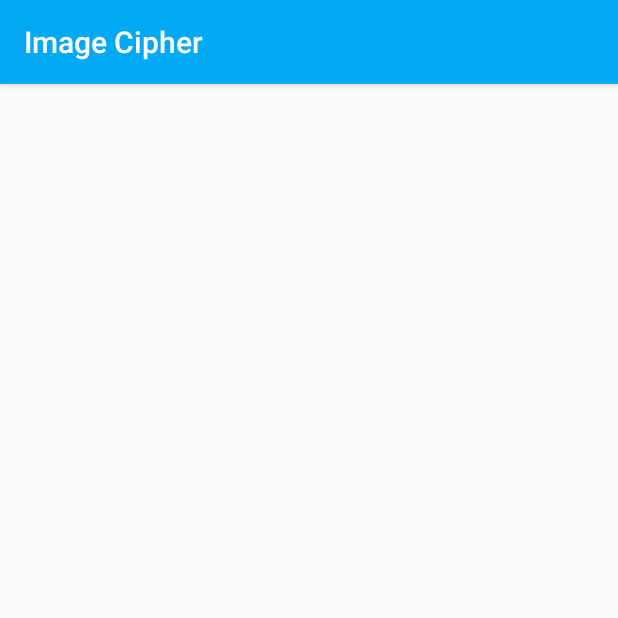
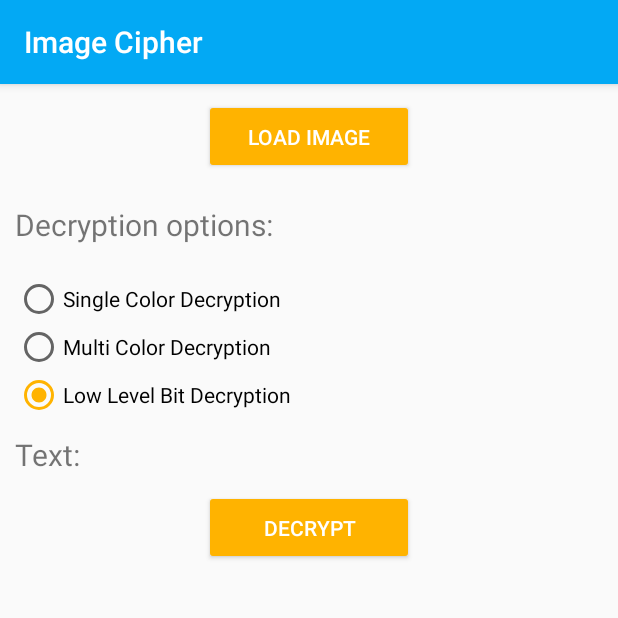
Before and after one commit to SKocur/Image-Cipher, an Android app: the DecryptionActivity screen opened directly, with no data from a screen before it, on a phone screen of 412 x 824 dp, the top half of it. Run offline under Robolectric (Android 15) with nearby library versions, the phone set to English and light mode, and no system bars.

Commit message:
Prepared layout for implementing decryption

```diff
--- a/src/android/ImageCipher/app/src/main/java/com/skocur/imagecipher/EncryptionActivity.kt
+++ b/src/android/ImageCipher/app/src/main/java/com/skocur/imagecipher/EncryptionActivity.kt
@@ -2,11 +2,23 @@ package com.skocur.imagecipher
 
 import androidx.appcompat.app.AppCompatActivity
 import android.os.Bundle
+import kotlinx.android.synthetic.main.activity_encryption.*
 
 class EncryptionActivity : AppCompatActivity() {
 
     override fun onCreate(savedInstanceState: Bundle?) {
         super.onCreate(savedInstanceState)
         setContentView(R.layout.activity_encryption)
+
+        buttonEncrypt.setOnClickListener {
+            val text : String = textToEncrypt.text.toString()
+            var option = 3 // Default encryption is set to Low Level Bit Encryption
+
+            if (radioSingleColorEncryption.isChecked) {
+                option = 1
+            } else if (radioMultiColorEncryption.isChecked) {
+                option = 2
+            }
+        }
     }
 }
--- a/src/android/ImageCipher/app/src/main/res/layout/activity_decryption.xml
+++ b/src/android/ImageCipher/app/src/main/res/layout/activity_decryption.xml
@@ -1,10 +1,92 @@
 <?xml version="1.0" encoding="utf-8"?>
-<androidx.constraintlayout.widget.ConstraintLayout
-        xmlns:android="http://schemas.android.com/apk/res/android"
-        xmlns:tools="http://schemas.android.com/tools"
-        xmlns:app="http://schemas.android.com/apk/res-auto"
+<LinearLayout
+    xmlns:android="http://schemas.android.com/apk/res/android"
+    xmlns:tools="http://schemas.android.com/tools"
+    xmlns:app="http://schemas.android.com/apk/res-auto"
+    android:layout_width="match_parent"
+    android:layout_height="match_parent"
+    android:orientation="vertical"
+    tools:context=".DecryptionActivity">
+
+    <ScrollView
         android:layout_width="match_parent"
-        android:layout_height="match_parent"
-        tools:context=".DecryptionActivity">
+        android:layout_height="match_parent">
 
-</androidx.constraintlayout.widget.ConstraintLayout>
+        <LinearLayout
+            android:layout_width="match_parent"
+            android:layout_height="wrap_content"
+            android:orientation="vertical">
+
+            <Button
+                android:id="@+id/buttonLoadImageDec"
+                android:layout_width="140dp"
+                android:layout_height="50dp"
+                style="@style/Widget.AppCompat.Button.Colored"
+                android:text="Load Image"
+                android:layout_gravity="center"
+                android:layout_margin="10dp"/>
+
+            <ImageView
+                android:id="@+id/imageFromGalleryDec"
+                android:layout_width="match_parent"
+                android:layout_height="wrap_content"
+                android:visibility="gone"/>
+
+            <TextView
+                android:layout_width="wrap_content"
+                android:layout_height="wrap_content"
+                android:text="Decryption options:"
+                android:textSize="20dp"
+                android:layout_margin="10dp" />
+
+            <RadioGroup
+                android:layout_width="match_parent"
+                android:layout_height="wrap_content"
+                android:layout_margin="10dp">
+
+                <RadioButton
+                    android:text="Single Color Decryption"
+                    android:layout_width="wrap_content"
+                    android:layout_height="wrap_content"
+                    android:id="@+id/radioSingleColorDecryption"/>
+
+                <RadioButton
+                    android:text="Multi Color Decryption"
+                    android:layout_width="wrap_content"
+                    android:layout_height="wrap_content"
+                    android:id="@+id/radioMultiColorDecryption"/>
+
+                <RadioButton
+                    android:text="Low Level Bit Decryption"
+                    android:layout_width="wrap_content"
+                    android:layout_height="wrap_content"
+                    android:id="@+id/radioLowLevelBitDecryption"
+                    android:checked="true"/>
+            </RadioGroup>
+
+            <TextView
+                android:layout_width="wrap_content"
+                android:layout_height="wrap_content"
+                android:text="Text:"
+                android:textSize="20dp"
+                android:layout_marginStart="10dp"/>
+
+            <TextView
+                android:id="@+id/decryptedText"
+                android:layout_width="wrap_content"
+                android:layout_height="wrap_content"
+                android:textSize="20dp"
+                android:layout_marginStart="10dp"
+            android:visibility="gone"/>
+
+            <Button
+                android:id="@+id/buttonDecrypt"
+                android:layout_width="140dp"
+                android:layout_height="50dp"
+                style="@style/Widget.AppCompat.Button.Colored"
+                android:text="Decrypt"
+                android:layout_gravity="center"
+                android:layout_margin="10dp"/>
+        </LinearLayout>
+    </ScrollView>
+</LinearLayout>
--- a/src/android/ImageCipher/app/src/main/res/layout/activity_encryption.xml
+++ b/src/android/ImageCipher/app/src/main/res/layout/activity_encryption.xml
@@ -18,6 +18,7 @@
             android:orientation="vertical">
 
             <Button
+                android:id="@+id/buttonEncLoadImage"
                 android:layout_width="140dp"
                 android:layout_height="50dp"
                 style="@style/Widget.AppCompat.Button.Colored"
@@ -26,6 +27,7 @@
                 android:layout_margin="10dp"/>
 
             <ImageView
+                android:id="@+id/imageFromGalleryEnc"
                 android:layout_width="match_parent"
                 android:layout_height="wrap_content"
                 android:visibility="gone"/>
@@ -46,44 +48,42 @@
                     android:text="Single Color Encryption"
                     android:layout_width="wrap_content"
                     android:layout_height="wrap_content"
-                    android:id="@+id/radioSingleColorEncryption"
-                    android:layout_weight="1"/>
+                    android:id="@+id/radioSingleColorEncryption"/>
 
                 <RadioButton
                     android:text="Multi Color Encryption"
                     android:layout_width="wrap_content"
                     android:layout_height="wrap_content"
-                    android:id="@+id/radioMultiColorEncryption"
-                    android:layout_weight="1"/>
+                    android:id="@+id/radioMultiColorEncryption"/>
 
                 <RadioButton
                     android:text="Low Level Bit Encryption"
                     android:layout_width="wrap_content"
                     android:layout_height="wrap_content"
                     android:id="@+id/radioLowLevelBitEncryption"
-                    android:layout_weight="1"
                     android:checked="true"/>
             </RadioGroup>
 
             <TextView
                 android:layout_width="wrap_content"
                 android:layout_height="wrap_content"
-                android:text="Message:"
+                android:text="Text:"
                 android:textSize="20dp"
                 android:layout_marginStart="10dp"/>
 
             <EditText
+                android:id="@+id/textToEncrypt"
                 android:layout_width="match_parent"
                 android:layout_height="wrap_content"
                 android:inputType="textMultiLine"
                 android:tooltipText="Message that will be encrypted"
-                android:id="@+id/editText"
                 android:lines="10"
                 android:scrollbars="vertical"
                 android:maxLines="15"
                 android:layout_margin="10dp"/>
 
             <Button
+                android:id="@+id/buttonEncrypt"
                 android:layout_width="140dp"
                 android:layout_height="50dp"
                 style="@style/Widget.AppCompat.Button.Colored"
--- a/src/android/ImageCipher/build.gradle
+++ b/src/android/ImageCipher/build.gradle
@@ -8,7 +8,7 @@ buildscript {
 
     }
     dependencies {
-        classpath 'com.android.tools.build:gradle:3.3.2'
+        classpath 'com.android.tools.build:gradle:3.4.1'
         classpath "org.jetbrains.kotlin:kotlin-gradle-plugin:$kotlin_version"
         // NOTE: Do not place your application dependencies here; they belong
         // in the individual module build.gradle files
```
Also changed, not shown: src/android/ImageCipher/gradle/wrapper/gradle-wrapper.properties.
